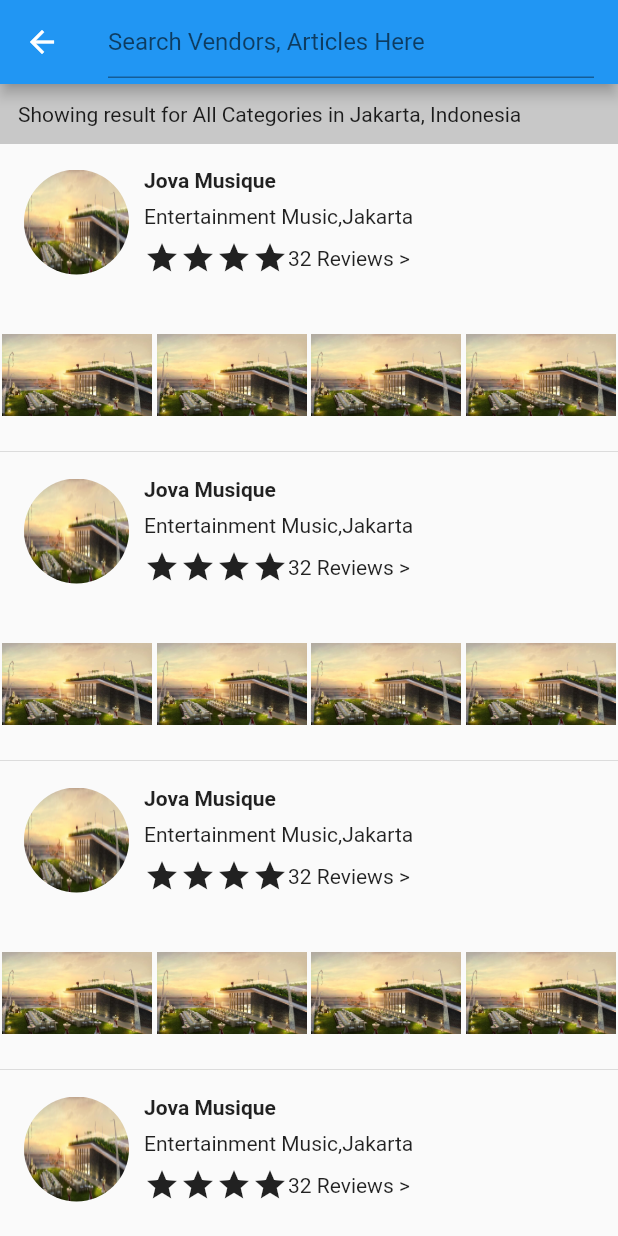
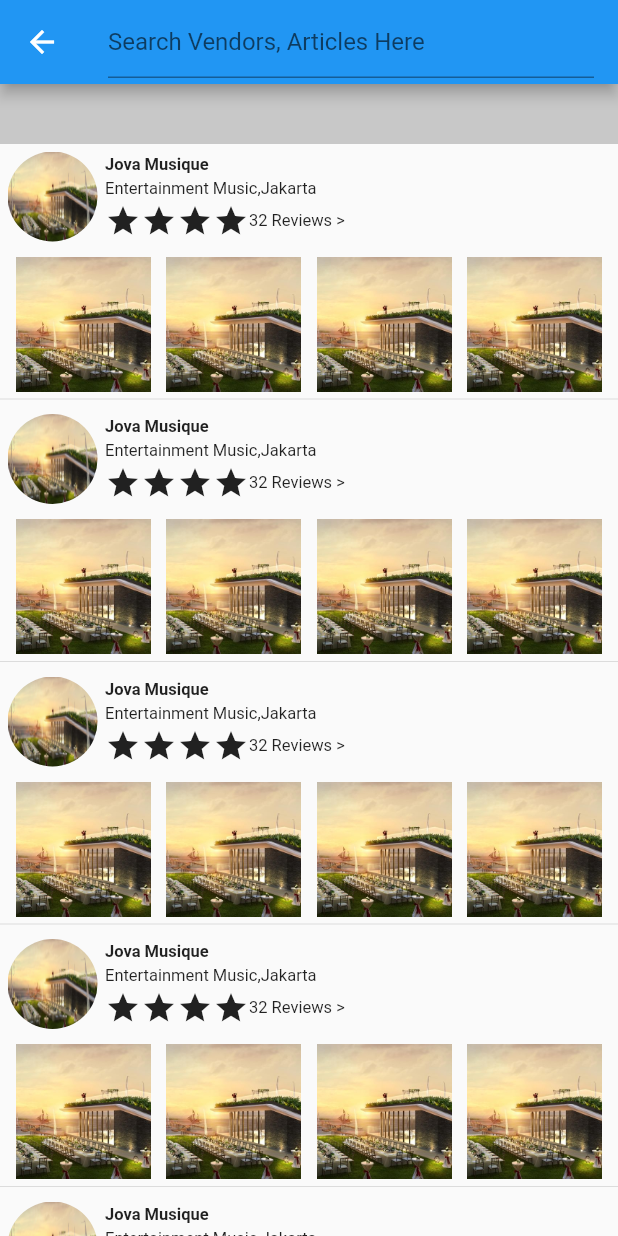
Before and after one commit to agusdarma/bride_story, a Flutter app: the ResultSearchPage screen opened directly, on a phone screen of 412 x 824 dp. Run offline on Flutter 3.47's test engine with Material 2 defaults, Android fonts, the phone set to English and light mode, and no system bars; our stand-ins replace carousel_pro, fluro, shared_preferences; accounts and stored records are empty; statements that could not run were skipped.

Commit message:
update ui

```diff
--- a/lib/pages/result_search_page.dart
+++ b/lib/pages/result_search_page.dart
@@ -1,3 +1,5 @@
+import 'dart:async';
+
 import 'package:flutter/material.dart';
 import 'package:shared_preferences/shared_preferences.dart';
 import '../data/filter_param.dart';
@@ -11,57 +13,108 @@ class ResultSearchPage extends StatefulWidget {
 }
 
 class _ResultSearchPageState extends State<ResultSearchPage> {
+  SharedPreferences sharedPreferences;
+  List<TextSpan> listSubtitle;
+  Future<List<TextSpan>> _getFilterParam() async {
+    try {
+      sharedPreferences = await SharedPreferences.getInstance();
+      String pref = sharedPreferences.getString(keyFilterParam);
+      const JsonDecoder decoder = const JsonDecoder();
+      Map filterParamMap = decoder.convert(pref);
+      var filterParamNew = new FilterParam.fromJson(filterParamMap);
+      listSubtitle = new List<TextSpan>();
+      listSubtitle.add(new TextSpan(text: "Showing result for "));
+      listSubtitle.add(new TextSpan(text: filterParamNew.categoryName));
+      listSubtitle.add(new TextSpan(text: " "));
+      listSubtitle.add(new TextSpan(text: "in "));
+      listSubtitle.add(new TextSpan(text: filterParamNew.cityName));
+      listSubtitle.add(new TextSpan(text: " "));
+      listSubtitle.add(new TextSpan(text: filterParamNew.countryName));
+      listSubtitle.add(new TextSpan(text: " "));
+      // print(listSubtitle);
+      return listSubtitle;
+    } catch (e) {
+      print(e);
+    }
+  }
+
+  @override
+  void initState() {
+    super.initState();
+    // setState(() {
+    //   _getFilterParam();
+    // });
+    _getFilterParam().then((result) {
+      // If we need to rebuild the widget with the resulting data,
+      // make sure to use `setState`
+      setState(() {
+        listSubtitle = result;
+      });
+    });
+  }
+
   @override
   Widget build(BuildContext context) {
+    // _getFilterParam();
+    print(listSubtitle);
     Widget subtitle = new Container(
         padding: new EdgeInsets.all(12.0),
         color: new Color(0X33000000),
-      child:
-          new Text('Showing result for All Categories in Jakarta, Indonesia'),
-    );
+        child: new RichText(
+          text: new TextSpan(
+              children: listSubtitle,
+              style: TextStyle(
+                color: Colors.black,
+                fontSize: 14.0,
+              )),
+        ));
 
     Widget listImagesContent = new Row(
-      mainAxisAlignment: MainAxisAlignment.spaceAround,
+      mainAxisAlignment: MainAxisAlignment.spaceEvenly,
       children: <Widget>[
         new Container(
-            // padding: EdgeInsets.only(right: 5.0),
+            margin: EdgeInsets.only(top: 5.0),
             child: new Image(
-          width: 100.0,
-          height: 100.0,
+              fit: BoxFit.fitHeight,
+              width: 90.0,
+              height: 90.0,
               image: new AssetImage('assets/images/1.jpg'),
             )),
         new Container(
-            // padding: EdgeInsets.all(8.0),
+            margin: EdgeInsets.only(top: 5.0),
             child: new Image(
-          width: 100.0,
-          height: 100.0,
+              fit: BoxFit.fitHeight,
+              width: 90.0,
+              height: 90.0,
               image: new AssetImage('assets/images/1.jpg'),
             )),
         new Container(
-            // padding: EdgeInsets.all(8.0),
+            margin: EdgeInsets.only(top: 5.0),
             child: new Image(
-          width: 100.0,
-          height: 100.0,
+              fit: BoxFit.fitHeight,
+              width: 90.0,
+              height: 90.0,
               image: new AssetImage('assets/images/1.jpg'),
             )),
         new Container(
-            // padding: EdgeInsets.all(8.0),
+            margin: EdgeInsets.only(top: 5.0),
             child: new Image(
-          width: 100.0,
-          height: 100.0,
+              fit: BoxFit.fitHeight,
+              width: 90.0,
+              height: 90.0,
               image: new AssetImage('assets/images/1.jpg'),
             )),
       ],
     );
 
     Widget content = new Container(
-        padding: EdgeInsets.all(16.0),
+        padding: EdgeInsets.all(5.0),
         child: new Row(
           children: <Widget>[
             new Container(
-                margin: EdgeInsets.only(right: 10.0),
-                width: 70.0,
-                height: 70.0,
+                margin: EdgeInsets.only(right: 5.0),
+                width: 60.0,
+                height: 60.0,
                 decoration: new BoxDecoration(
                     shape: BoxShape.circle,
                     image: new DecorationImage(
@@ -73,18 +126,18 @@ class _ResultSearchPageState extends State<ResultSearchPage> {
                 crossAxisAlignment: CrossAxisAlignment.start,
                 children: <Widget>[
                   new Container(
-                    padding: const EdgeInsets.only(bottom: 8.0),
+                    padding: const EdgeInsets.only(bottom: 3.0),
                     child: new Text("Jova Musique",
                         style: TextStyle(
-                          fontSize: 14.0,
+                          fontSize: 11.0,
                           fontWeight: FontWeight.bold,
                         )),
                   ),
                   new Container(
-                    padding: const EdgeInsets.only(bottom: 8.0),
+                    padding: const EdgeInsets.only(bottom: 3.0),
                     child: new Text("Entertainment Music,Jakarta",
                         style: TextStyle(
-                          fontSize: 14.0,
+                          fontSize: 11.0,
                         )),
                   ),
                   new Row(
@@ -95,7 +148,7 @@ class _ResultSearchPageState extends State<ResultSearchPage> {
                       new Icon(Icons.star),
                       new Text("32 Reviews >",
                           style: TextStyle(
-                            fontSize: 14.0,
+                            fontSize: 11.0,
                           ))
                     ],
                   ),
@@ -106,9 +159,7 @@ class _ResultSearchPageState extends State<ResultSearchPage> {
         ));
 
     Widget rowData = new Column(
-      crossAxisAlignment: CrossAxisAlignment.stretch,
-      mainAxisSize: MainAxisSize.min,
-      children: <Widget>[content, listImagesContent, new Divider(height: 2.0)],
+      children: <Widget>[content, listImagesContent, new Divider(height: 10.0)],
     );
 
     return SafeArea(
```
Lines whose indentation alone changed are shown as unchanged.
